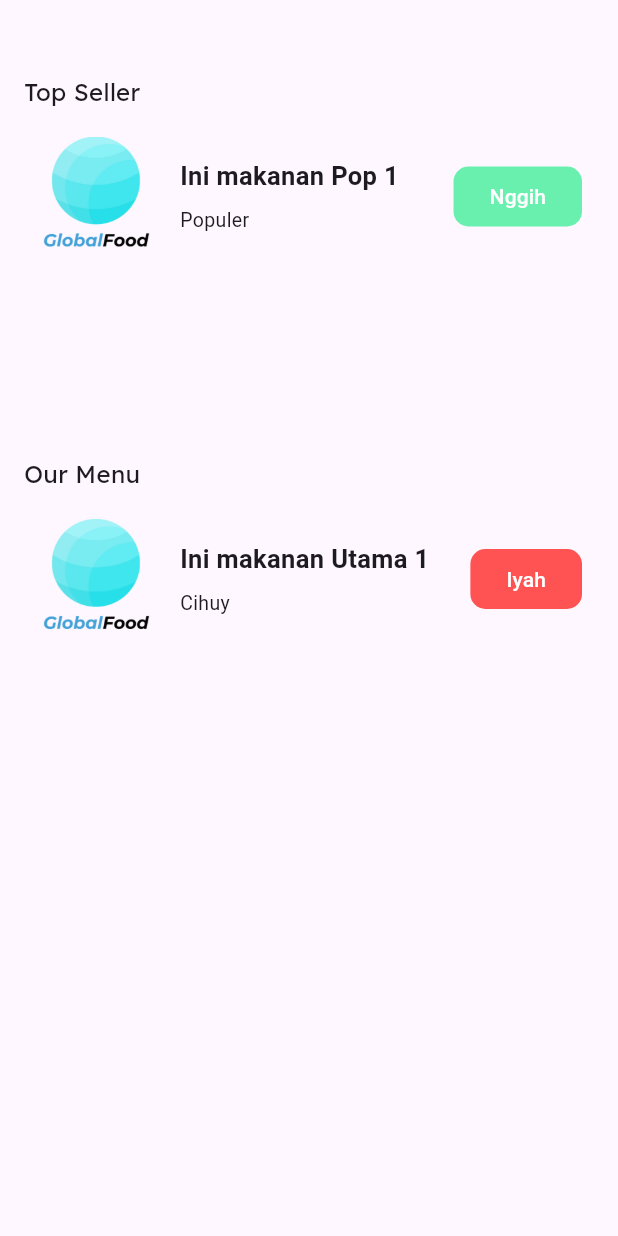
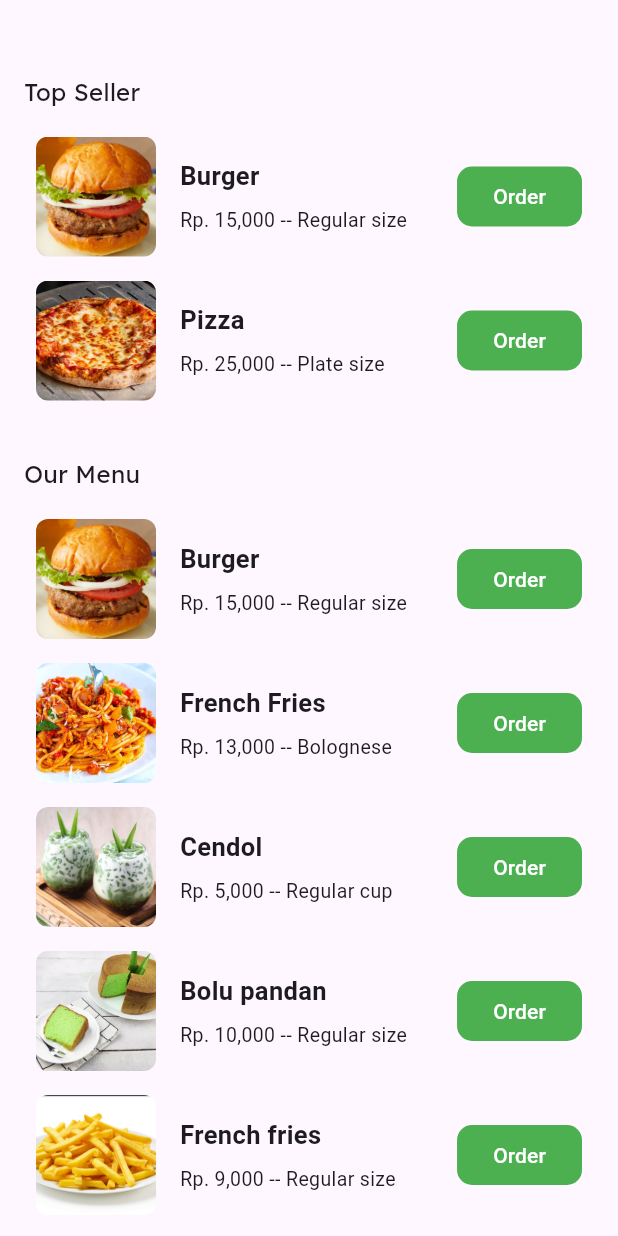
Before and after one commit to M2NVMe/globalfoodflutter, a Flutter app: the foodsFragment screen opened directly, on a phone screen of 412 x 824 dp. Run offline on Flutter 3.47's test engine with Material 3 defaults, Android fonts, the phone set to English and light mode, and no system bars; our stand-ins replace get.

Commit message:
[BBW] add/fix

```diff
--- a/lib/datas/DatasController.dart
+++ b/lib/datas/DatasController.dart
@@ -24,18 +24,29 @@ class datascontroller extends GetxController {
     homeitems.addAll([
       CustomListItemNobutton(image: "lib/drawable/fotomakanan/burger1.jpg", title: "Burger", description: "Sejenis sandwich yang di beri topping sayur sayuran dan daging sebagai lauknya, rasanya enak dan mudah untuk dikonsumsi"),
       CustomListItemNobutton(image: "lib/drawable/fotomakanan/pizza1.jpg", title: "Pizza", description: "Makanan ikonik dari Italia, bentuknya bulat dan tekstur yang khas"),
+      CustomListItemNobutton(image: "lib/drawable/fotomakanan/icecream1.jpg", title: "Es Krim", description: "Makanan ini dingin lho!, sebuah makanan yang terbuat dari campuran susu yang didinginkan, cocok untuk di konsumsi saat cuaca panas"),
+      CustomListItemNobutton(image: "lib/drawable/fotomakanan/spaget1.jpg", title: "Spaghetti", description: "Makanan yang menyerupai sebuah mie namun berasal dari Itali, biasanya di campur dengan campuran yang bernama bolognese"),
+      CustomListItemNobutton(image: "lib/drawable/fotomakanan/belgiumfries.png", title: "French Fries", description: "Olahan kentang yang dimana kentang tersebut digoreng hingga kering agar menciptakan cita rasa yang crunchy dan di taburi dengan garam untuk menambah rasa"),
     ]);
   }
 
   void loadmenuitems() {
     menuitems.addAll([
-      CustomListItem(image: "lib/drawable/Logo.png", title: "Ini makanan Utama 1", description: "Cihuy", buttonText: "Iyah", buttonColor: Colors.redAccent, buttonTextColor: Colors.white, onButtonPressed: () {addToOrders("lib/drawable/Logo.png", "Makanan Utama 1", "Iyah");}),
+      CustomListItem(image: "lib/drawable/fotomakanan/burger1.jpg", title: "Burger", description: "Rp. 15,000 -- Regular size", buttonText: "Order", buttonColor: Colors.green, buttonTextColor: Colors.white, onButtonPressed: () {addToOrders("lib/drawable/fotomakanan/burger1.jpg", "Burger", "Rp. 15,000");}),
+      CustomListItem(image: "lib/drawable/fotomakanan/spaget1.jpg", title: "French Fries", description: "Rp. 13,000 -- Bolognese", buttonText: "Order", buttonColor: Colors.green, buttonTextColor: Colors.white, onButtonPressed: () {addToOrders("lib/drawable/fotomakanan/spaget1.jpg", "Spaghetti", "Rp. 13,000");}),
+      CustomListItem(image: "lib/drawable/fotomakanan/cendol.jpg", title: "Cendol", description: "Rp. 5,000 -- Regular cup", buttonText: "Order", buttonColor: Colors.green, buttonTextColor: Colors.white, onButtonPressed: () {addToOrders("lib/drawable/fotomakanan/cendol.jpg", "Cendol", "Rp. 5,000");}),
+      CustomListItem(image: "lib/drawable/fotomakanan/bolu.png", title: "Bolu pandan", description: "Rp. 10,000 -- Regular size", buttonText: "Order", buttonColor: Colors.green, buttonTextColor: Colors.white, onButtonPressed: () {addToOrders("lib/drawable/fotomakanan/bolu.png", "Bolu pandan", "Rp. 10,000");}),
+      CustomListItem(image: "lib/drawable/fotomakanan/belgiumfries.png", title: "French fries", description: "Rp. 9,000 -- Regular size", buttonText: "Order", buttonColor: Colors.green, buttonTextColor: Colors.white, onButtonPressed: () {addToOrders("lib/drawable/fotomakanan/belgiumfries.png", "French fries", "Rp. 9,000");}),
+      CustomListItem(image: "lib/drawable/fotomakanan/pizza1.jpg", title: "Pizza", description: "Rp. 25,000 -- Plate size", buttonText: "Order", buttonColor: Colors.green, buttonTextColor: Colors.white, onButtonPressed: () {addToOrders("lib/drawable/fotomakanan/pizza1.jpg", "Pizza", "Rp. 25,000");}),
+      CustomListItem(image: "lib/drawable/fotomakanan/icecream1.jpg", title: "Es Krim", description: "Rp. 5,000 -- Regular size", buttonText: "Order", buttonColor: Colors.green, buttonTextColor: Colors.white, onButtonPressed: () {addToOrders("lib/drawable/fotomakanan/icecream1.jpg", "Es krim", "Rp. 5,000");}),
     ]);
   }
 
   void loadpopular() {
     popularitem.addAll([
-      CustomListItem(image: "lib/drawable/Logo.png", title: "Ini makanan Pop 1", description: "Populer", buttonText: "Nggih", buttonColor: Colors.greenAccent, buttonTextColor: Colors.white, onButtonPressed: () {addToOrders("lib/drawable/Logo.png", "Populer", "Populer");}),
+      CustomListItem(image: "lib/drawable/fotomakanan/burger1.jpg", title: "Burger", description: "Rp. 15,000 -- Regular size", buttonText: "Order", buttonColor: Colors.green, buttonTextColor: Colors.white, onButtonPressed: () {addToOrders("lib/drawable/fotomakanan/burger1.jpg", "Burger", "Rp. 15,000");}),
+      CustomListItem(image: "lib/drawable/fotomakanan/pizza1.jpg", title: "Pizza", description: "Rp. 25,000 -- Plate size", buttonText: "Order", buttonColor: Colors.green, buttonTextColor: Colors.white, onButtonPressed: () {addToOrders("lib/drawable/fotomakanan/pizza1.jpg", "Pizza", "Rp. 25,000");}),
+      CustomListItem(image: "lib/drawable/fotomakanan/bolu.png", title: "Bolu pandan", description: "Rp. 10,000 -- Regular size", buttonText: "Order", buttonColor: Colors.green, buttonTextColor: Colors.white, onButtonPressed: () {addToOrders("lib/drawable/fotomakanan/bolu.png", "Bolu pandan", "Rp. 10,000");}),
     ]);
   }
 
--- a/pubspec.yaml
+++ b/pubspec.yaml
@@ -59,6 +59,10 @@ flutter:
     - lib/drawable/fotomakanan/burger1.jpg
     - lib/drawable/fotomakanan/pizza1.jpg
     - lib/drawable/fotomakanan/icecream1.jpg
+    - lib/drawable/fotomakanan/spaget1.jpg
+    - lib/drawable/fotomakanan/belgiumfries.png
+    - lib/drawable/fotomakanan/cendol.jpg
+    - lib/drawable/fotomakanan/bolu.png
   fonts:
     - family: Lexend
       fonts:
```
Also changed, not shown: lib/drawable/fotomakanan/belgiumfries.png (added), lib/drawable/fotomakanan/bolu.png (added), lib/drawable/fotomakanan/cendol.jpg (added), lib/drawable/fotomakanan/spaget1.jpg (added).
